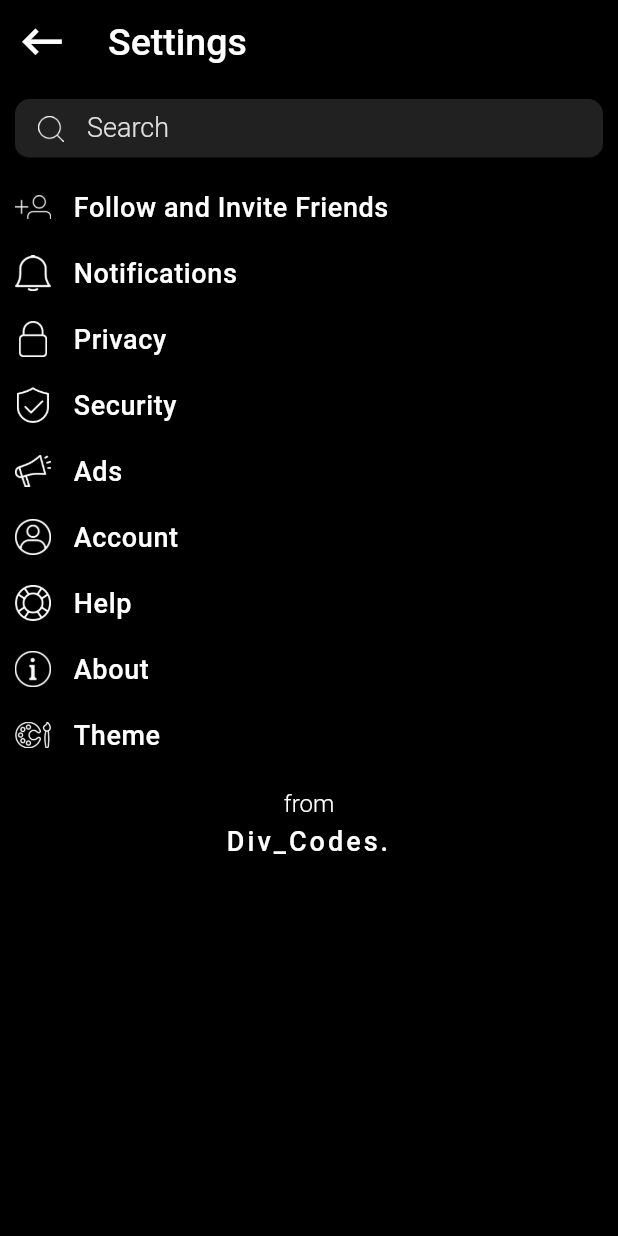
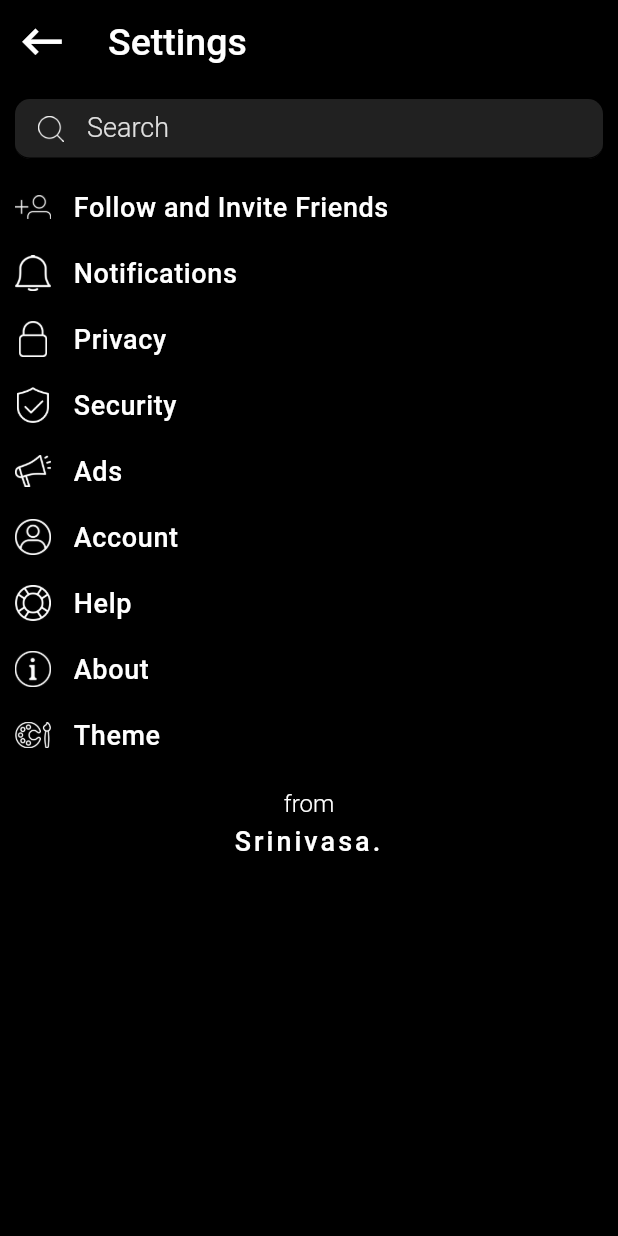
Before and after one commit to srinivasa-dev/Flutter-Instagram-Clone, a Flutter app: the Settings screen opened directly, on a phone screen of 412 x 824 dp. Run offline on Flutter 3.47's test engine with Material 2 defaults, Android fonts, the phone set to English and light mode, and no system bars; our stand-ins replace cached_network_image, camera, shimmer, smooth_page_indicator, video_player; network calls fail.

Commit message:
Updated URLs in settings.dart

```diff
--- a/lib/other_screens/settings.dart
+++ b/lib/other_screens/settings.dart
@@ -59,9 +59,9 @@ class Settings extends StatelessWidget {
                       }
 
                       if(settingsModelList[index].id == 8){
-                        await canLaunch('https://srinivasa.divcodes.in/')
-                            ? await launch('https://srinivasa.divcodes.in/')
-                          : throw 'Could not launch https://srinivasa.divcodes.in/';
+                        await canLaunch('https://srinivasa.dev/')
+                            ? await launch('https://srinivasa.dev/')
+                          : throw 'Could not launch https://srinivasa.dev/';
                       }
                     },
                     child: Padding(
@@ -103,7 +103,7 @@ class Settings extends StatelessWidget {
                         ),
                         children: [
                           TextSpan(
-                              text: 'Div_Codes.',
+                              text: 'Srinivasa.',
                               style: TextStyle(
                                   color: AppColor.textColor,
                                   fontWeight: FontWeight.w500,
@@ -112,7 +112,7 @@ class Settings extends StatelessWidget {
                                   letterSpacing: 2
                               ),
                               recognizer: TapGestureRecognizer()..onTap = () async {
-                                const url = 'https://divcodes.in';
+                                const url = 'https://srinivasa.dev';
                                 if (await canLaunch(url)) {
                                   await launch(url);
                                 } else {
```
